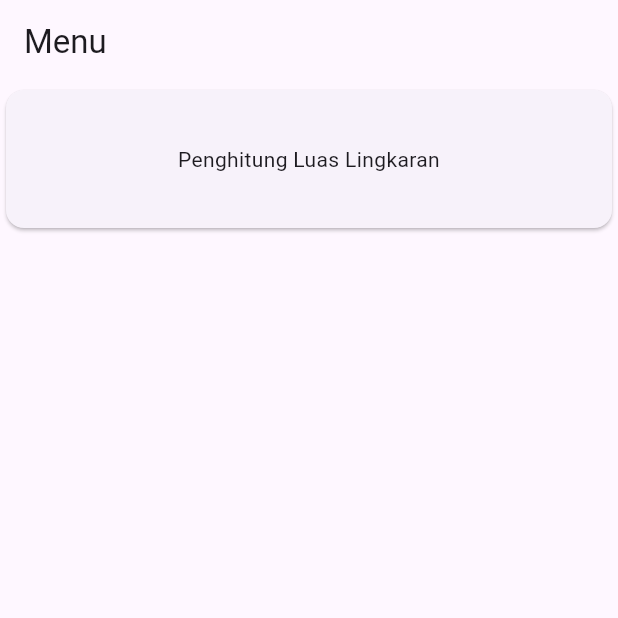
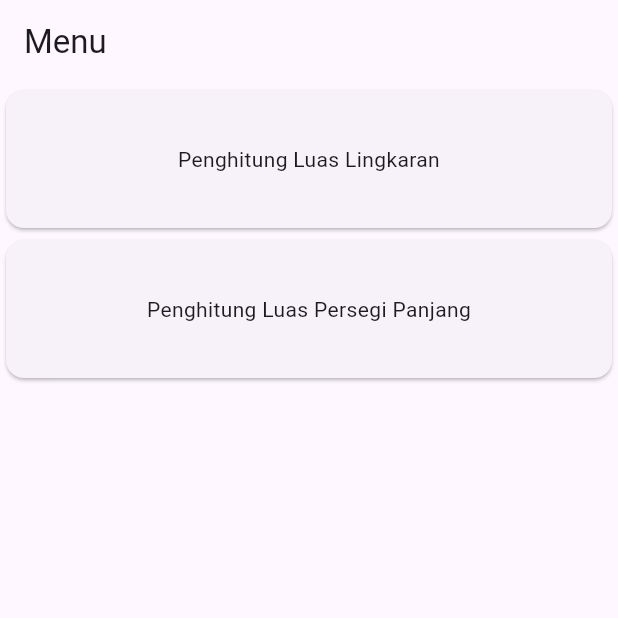
Before and after one commit to abdillahfaiz/flutter_basic, a Flutter app: the screen it shows after launch, on a phone screen of 412 x 824 dp, the top half of it. Run offline on Flutter 3.47's test engine with Material 3 defaults, Android fonts, the phone set to English and light mode, and no system bars.

Commit message:
feat (rectangular area)

```diff
--- a/lib/menu_screen.dart
+++ b/lib/menu_screen.dart
@@ -9,7 +9,8 @@ class MenuScreen extends StatelessWidget {
       appBar: AppBar(
         title: Text("Menu"),
       ),
-      body: Column(
+      body: SingleChildScrollView(
+        child: Column(
           children: [
             InkWell(
               onTap: () {
@@ -28,7 +29,25 @@ class MenuScreen extends StatelessWidget {
                 ),
               ),
             ),
+            InkWell(
+              onTap: () {
+                Navigator.pushNamed(context, '/rectangular-area');
+              },
+              child: SizedBox(
+                width: double.infinity,
+                height: 100,
+                child: Card(
+                  child: Center(
+                    child: Text(
+                      'Penghitung Luas Persegi Panjang',
+                      textAlign: TextAlign.center,
+                    ),
+                  ),
+                ),
+              ),
+            ),
           ],
+        ),
       ),
     );
   }
--- /dev/null
+++ b/lib/rectangular_area/provider/rectangular_model.dart
@@ -0,0 +1,10 @@
+import 'package:flutter/widgets.dart';
+
+class RectangularModel extends ChangeNotifier {
+  int result = 0;
+
+  void calculate(int panjang, int lebar) {
+    result = panjang * lebar;
+    notifyListeners();
+  }
+}
```
Also changed, not shown: lib/main.dart (+14 -4 lines), lib/rectangular_area/ui/rectangular_area_screen.dart (added, +79 -0 lines). Lines whose indentation alone changed are shown as unchanged.
